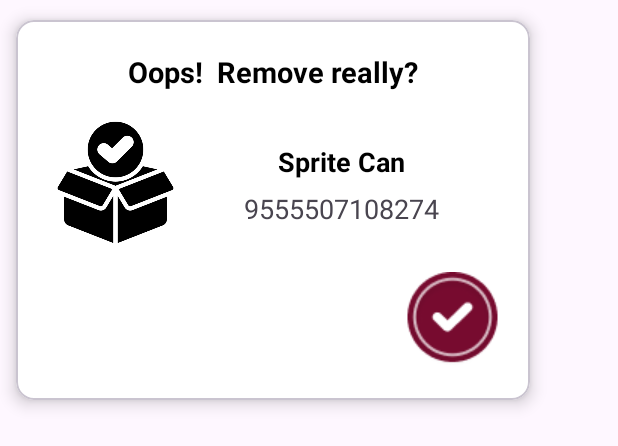
After one commit to lprfacial247/inventorycountapp, an Android app: the layout dialog_product_delete.xml on its own in the app's theme, with its tools: preview values and no code run, on a phone screen of 412 x 824 dp. The commit adds this screen. Shown: the top 446 px of the screen. Run offline under Robolectric (Android 15) with nearby library versions, the phone set to English and light mode, and no system bars.

Commit message:
delete dialog

```diff
--- a/app/src/main/java/com/example/inventorycountingapp/common/Extensions.kt
+++ b/app/src/main/java/com/example/inventorycountingapp/common/Extensions.kt
@@ -23,5 +23,6 @@ fun ImageView.load(imageUrl: String, errorDrawable: Int) {
     Glide.with(this.context)
         .load(imageUrl)
         .error(errorDrawable)
+        .placeholder(errorDrawable)
         .into(this)
 }
--- a/app/src/main/java/com/example/inventorycountingapp/product/SelectedProductAdapter.kt
+++ b/app/src/main/java/com/example/inventorycountingapp/product/SelectedProductAdapter.kt
@@ -4,6 +4,7 @@ import android.view.LayoutInflater
 import android.view.ViewGroup
 import androidx.recyclerview.widget.DiffUtil
 import androidx.recyclerview.widget.RecyclerView
+import com.example.inventorycountingapp.R
 import com.example.inventorycountingapp.common.load
 import com.example.inventorycountingapp.databinding.ListItemProductBinding
 
@@ -46,7 +47,7 @@ class SelectedProductAdapter : RecyclerView.Adapter<SelectedProductAdapter.MyVie
 
         fun bind(item: ProductResponse.Data) {
             binding.apply {
-                ivProductImage.load(item.imagePath)
+                ivProductImage.load(item.imagePath, R.drawable.ic_default_item)
                 tvName.text = item.name
                 tvQuantity.text = item.defaultQty
                 tvPricee.text = item.salePriceTax
--- a/app/src/main/res/layout/dialog_no_product.xml
+++ b/app/src/main/res/layout/dialog_no_product.xml
@@ -6,6 +6,7 @@
     app:cardElevation="@dimen/_5sdp"
     app:cardUseCompatPadding="true"
     app:contentPadding="@dimen/_4sdp"
+    app:cardBackgroundColor="@color/white"
     >
     <LinearLayout
         android:layout_width="match_parent"
--- /dev/null
+++ b/app/src/main/res/layout/dialog_product_delete.xml
@@ -0,0 +1,83 @@
+<?xml version="1.0" encoding="utf-8"?>
+<com.google.android.material.card.MaterialCardView xmlns:android="http://schemas.android.com/apk/res/android"
+    android:layout_width="@dimen/_280sdp"
+    android:layout_height="wrap_content"
+    xmlns:app="http://schemas.android.com/apk/res-auto"
+    app:cardElevation="@dimen/_5sdp"
+    app:cardUseCompatPadding="true"
+    app:contentPadding="@dimen/_4sdp"
+    app:cardBackgroundColor="@color/white"
+    >
+    <LinearLayout
+        android:layout_width="match_parent"
+        android:layout_height="wrap_content"
+        android:orientation="vertical"
+        android:padding="16dp">
+
+        <TextView
+            android:id="@+id/dialogTitle"
+            android:layout_width="match_parent"
+            android:layout_height="wrap_content"
+            android:text="Oops!  Remove really?"
+            android:textStyle="bold"
+            android:textSize="19sp"
+            android:textColor="@color/black"
+            android:gravity="center"/>
+
+        <androidx.constraintlayout.widget.ConstraintLayout
+            android:layout_width="match_parent"
+            android:layout_height="wrap_content"
+            android:layout_marginTop="@dimen/_10sdp"
+            >
+
+            <ImageView
+                android:id="@+id/ivProduct"
+                android:layout_width="@dimen/_70sdp"
+                android:layout_height="@dimen/_70sdp"
+                android:src="@drawable/ic_default_item"
+                app:layout_constraintStart_toStartOf="parent"
+                app:layout_constraintTop_toTopOf="parent" />
+
+            <LinearLayout
+                android:layout_width="0dp"
+                android:layout_height="wrap_content"
+                android:orientation="vertical"
+                app:layout_constraintBottom_toBottomOf="@+id/ivProduct"
+                app:layout_constraintEnd_toEndOf="parent"
+                app:layout_constraintStart_toEndOf="@+id/ivProduct"
+                app:layout_constraintTop_toTopOf="@+id/ivProduct">
+
+                <TextView
+                    android:id="@+id/tvName"
+                    android:layout_width="match_parent"
+                    android:layout_height="wrap_content"
+                    android:layout_marginTop="@dimen/_5sdp"
+                    android:gravity="center"
+                    android:text="Sprite Can"
+                    android:textColor="@color/black"
+                    android:textSize="18sp"
+                    android:textStyle="bold" />
+
+                <TextView
+                    android:id="@+id/tvCode"
+                    android:layout_width="match_parent"
+                    android:layout_height="wrap_content"
+                    android:layout_marginTop="@dimen/_5sdp"
+                    android:gravity="center"
+                    android:text="9555507108274"
+                    android:textSize="18sp" />
+            </LinearLayout>
+
+        </androidx.constraintlayout.widget.ConstraintLayout>
+
+
+        <ImageView
+            android:id="@+id/dialogButton"
+            android:layout_width="wrap_content"
+            android:layout_height="wrap_content"
+            android:layout_marginTop="16dp"
+            android:src="@drawable/ic_ok"
+            android:layout_gravity="end"
+            />
+    </LinearLayout>
+</com.google.android.material.card.MaterialCardView>
```
Also changed, not shown: app/src/main/java/com/example/inventorycountingapp/common/dialog/ProductDeleteDialog.kt (added, +40 -0 lines), app/src/main/java/com/example/inventorycountingapp/product/ProductActivity.kt (+21 -10 lines), app/src/main/java/com/example/inventorycountingapp/product/ProductWithAllScanning.kt (+13 -2 lines).
